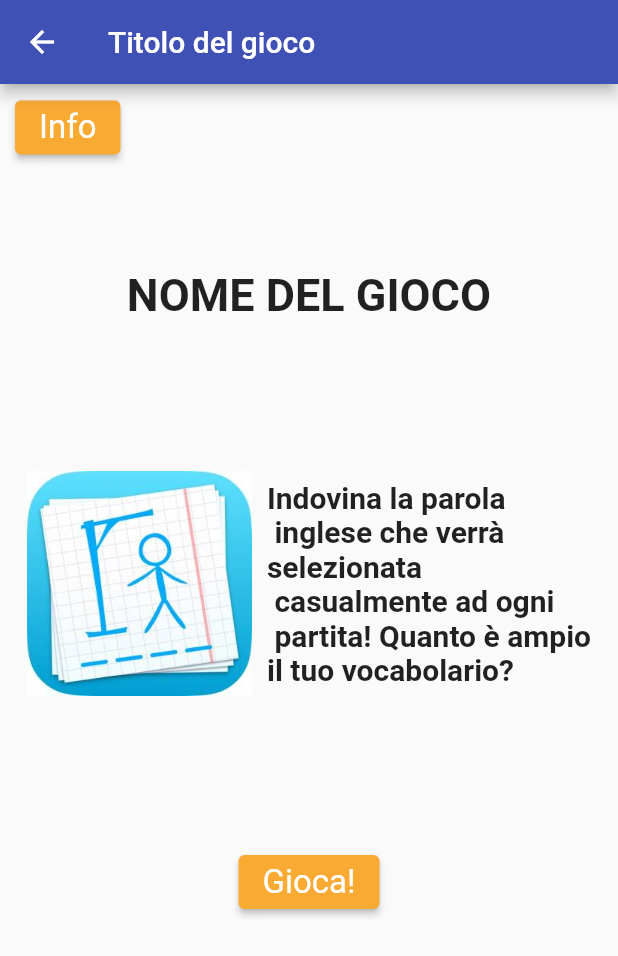
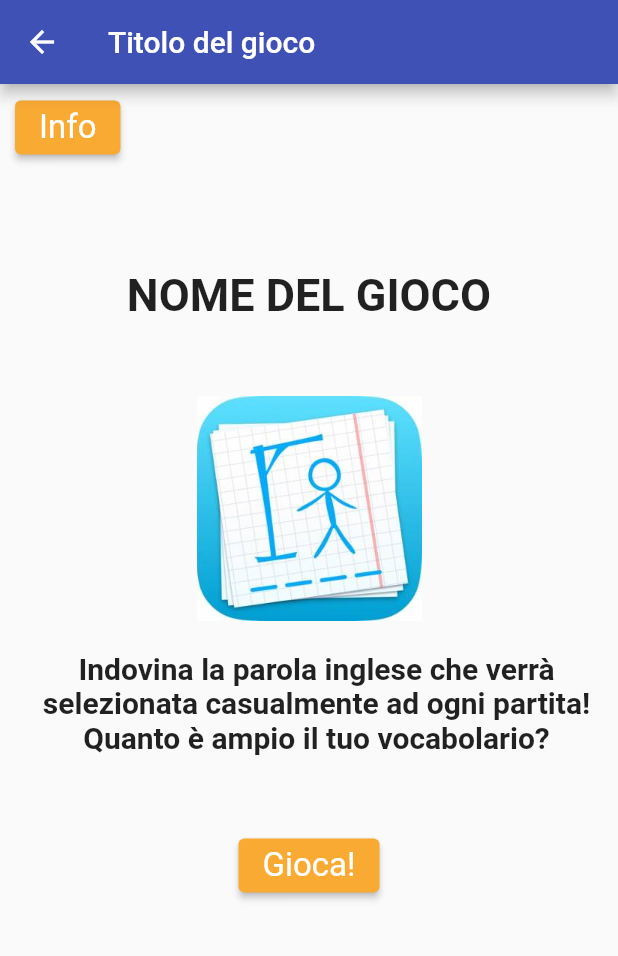
Before and after one commit to SimoneSalvoni/progetto_prog_mobile_flutter, a Flutter app: the GameMenu screen opened by its route, on a phone screen of 412 x 824 dp. Shown: the top 956 px of the screen. Run offline on Flutter 3.47's test engine with Material 2 defaults, Android fonts, the phone set to English and light mode, and no system bars.

Commit message:
aggiunto game_win e modificato menu gioco

```diff
--- a/lib/game_menu.dart
+++ b/lib/game_menu.dart
@@ -49,33 +49,30 @@ class _GameMenu extends State<GameMenu> {
                     style:
                         TextStyle(fontSize: 30, fontWeight: FontWeight.bold))),
             Container(
-              margin: EdgeInsets.only(top: 100),
-              child: Row(
-                mainAxisAlignment: MainAxisAlignment.center,
-                children: <Widget>[
-                  Align(
-                    alignment: Alignment.centerLeft,
+              margin: EdgeInsets.only(top: 50),
+              child: Align(
+                alignment: Alignment.center,
                 child: Image.asset(
                   'imgs/gioco-impiccato.jpg',
                   height: 150,
                   width: 150,
                 ),
               ),
+            ),
             Container(
-                      margin: EdgeInsets.only(left: 10),
+              margin: EdgeInsets.only(left: 10, top: 20),
               child: Text(
-                        "Indovina la parola\n inglese che verrà "
-                        "\nselezionata\n casualmente ad ogni\n partita!"
-                        " Quanto è ampio\n"
-                        'il tuo vocabolario?',
+                  "Indovina la parola inglese che verrà selezionata casualmente ad ogni partita! Quanto è ampio il tuo vocabolario?",
+                  textAlign: TextAlign.center,
+                  overflow: TextOverflow.fade,
               style: TextStyle(
-                            fontWeight: FontWeight.bold, fontSize: 20),
-                      ))
-                ],
+                    fontWeight: FontWeight.bold,
+                    fontSize: 20)
                ),
             ),
+
             Container(
-              margin: EdgeInsets.only(top:100),
+              margin: EdgeInsets.only(top:50),
               child: ElevatedButton(
                   child: Text("Gioca!"),
                   onPressed: () {
```
Also changed, not shown: lib/game_win.dart (added, +78 -0 lines). Lines whose indentation alone changed are shown as unchanged.
